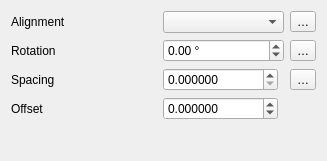
Before: the Qt Designer form src/ui/symbollayer/widget_linepatternfill.ui in qgis/QGIS, drawn with Qt 5.
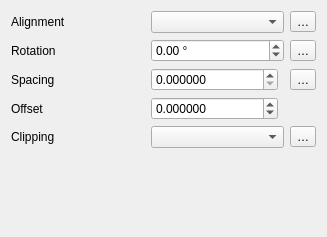
After: the same form once the commit is applied. Custom widgets are drawn as their Qt base class.

Commit message: [feature][symbolgy] Expose choice of clipping behaviour for line pattern fill

What changed in the file:
```diff
--- a/src/ui/symbollayer/widget_linepatternfill.ui
+++ b/src/ui/symbollayer/widget_linepatternfill.ui
@@ -7,13 +7,26 @@
     <x>0</x>
     <y>0</y>
     <width>327</width>
-    <height>161</height>
+    <height>237</height>
    </rect>
   </property>
   <property name="windowTitle">
    <string notr="true">Form</string>
   </property>
-  <layout class="QGridLayout" name="gridLayout" columnstretch="0,1,0,0">
+  <layout class="QGridLayout" name="gridLayout" columnstretch="0,0,0,0">
+   <item row="8" column="2">
+    <spacer name="verticalSpacer">
+     <property name="orientation">
+      <enum>Qt::Vertical</enum>
+     </property>
+     <property name="sizeHint" stdset="0">
+      <size>
+       <width>20</width>
+       <height>40</height>
+      </size>
+     </property>
+    </spacer>
+   </item>
    <item row="0" column="0">
     <widget class="QLabel" name="mCoordinateReferenceLabel">
      <property name="text">
@@ -21,23 +34,6 @@
      </property>
     </widget>
    </item>
-   <item row="0" column="2">
-    <widget class="QComboBox" name="mCoordinateReferenceComboBox"/>
-   </item>
-   <item row="0" column="3">
-    <widget class="QgsPropertyOverrideButton" name="mCoordinateReferenceDDBtn">
-     <property name="text">
-      <string>…</string>
-     </property>
-    </widget>
-   </item>
-   <item row="1" column="0">
-    <widget class="QLabel" name="mRotationLabel">
-     <property name="text">
-      <string>Rotation</string>
-     </property>
-    </widget>
-   </item>
    <item row="1" column="3">
     <widget class="QgsPropertyOverrideButton" name="mAngleDDBtn">
      <property name="text">
@@ -52,6 +48,76 @@
      </property>
     </widget>
    </item>
+   <item row="4" column="3">
+    <widget class="QgsPropertyOverrideButton" name="mClippingDDBtn">
+     <property name="text">
+      <string>…</string>
+     </property>
+    </widget>
+   </item>
+   <item row="1" column="0">
+    <widget class="QLabel" name="mRotationLabel">
+     <property name="text">
+      <string>Rotation</string>
+     </property>
+    </widget>
+   </item>
+   <item row="2" column="3">
+    <widget class="QgsPropertyOverrideButton" name="mDistanceDDBtn">
+     <property name="text">
+      <string>…</string>
+     </property>
+    </widget>
+   </item>
+   <item row="4" column="0">
+    <widget class="QLabel" name="mOffsetLabel_2">
+     <property name="text">
+      <string>Clipping</string>
+     </property>
+    </widget>
+   </item>
+   <item row="4" column="2">
+    <widget class="QComboBox" name="mClipModeComboBox"/>
+   </item>
+   <item row="0" column="2">
+    <widget class="QComboBox" name="mCoordinateReferenceComboBox"/>
+   </item>
+   <item row="3" column="0">
+    <widget class="QLabel" name="mOffsetLabel">
+     <property name="text">
+      <string>Offset</string>
+     </property>
+    </widget>
+   </item>
+   <item row="1" column="2">
+    <widget class="QgsDoubleSpinBox" name="mAngleSpinBox">
+     <property name="wrapping">
+      <bool>true</bool>
+     </property>
+     <property name="suffix">
+      <string> °</string>
+     </property>
+     <property name="minimum">
+      <double>-360.000000000000000</double>
+     </property>
+     <property name="maximum">
+      <double>360.000000000000000</double>
+     </property>
+     <property name="singleStep">
+      <double>0.500000000000000</double>
+     </property>
+     <property name="showClearButton" stdset="0">
+      <bool>true</bool>
+     </property>
+    </widget>
+   </item>
+   <item row="0" column="3">
+    <widget class="QgsPropertyOverrideButton" name="mCoordinateReferenceDDBtn">
+     <property name="text">
+      <string>…</string>
+     </property>
+    </widget>
+   </item>
    <item row="2" column="2">
     <layout class="QHBoxLayout" name="horizontalLayout">
      <item>
@@ -91,13 +157,6 @@
      </item>
     </layout>
    </item>
-   <item row="3" column="0">
-    <widget class="QLabel" name="mOffsetLabel">
-     <property name="text">
-      <string>Offset</string>
-     </property>
-    </widget>
-   </item>
    <item row="3" column="2">
     <layout class="QHBoxLayout" name="horizontalLayout_4">
      <item>
@@ -134,48 +193,6 @@
      </item>
     </layout>
    </item>
-   <item row="2" column="3">
-    <widget class="QgsPropertyOverrideButton" name="mDistanceDDBtn">
-     <property name="text">
-      <string>…</string>
-     </property>
-    </widget>
-   </item>
-   <item row="1" column="2">
-    <widget class="QgsDoubleSpinBox" name="mAngleSpinBox">
-     <property name="wrapping">
-      <bool>true</bool>
-     </property>
-     <property name="suffix">
-      <string> °</string>
-     </property>
-     <property name="minimum">
-      <double>-360.000000000000000</double>
-     </property>
-     <property name="maximum">
-      <double>360.000000000000000</double>
-     </property>
-     <property name="singleStep">
-      <double>0.500000000000000</double>
-     </property>
-     <property name="showClearButton" stdset="0">
-      <bool>true</bool>
-     </property>
-    </widget>
-   </item>
-   <item row="4" column="2">
-    <spacer name="verticalSpacer">
-     <property name="orientation">
-      <enum>Qt::Vertical</enum>
-     </property>
-     <property name="sizeHint" stdset="0">
-      <size>
-       <width>20</width>
-       <height>40</height>
-      </size>
-     </property>
-    </spacer>
-   </item>
   </layout>
  </widget>
  <customwidgets>
```
The commit also changes 19 other files.
